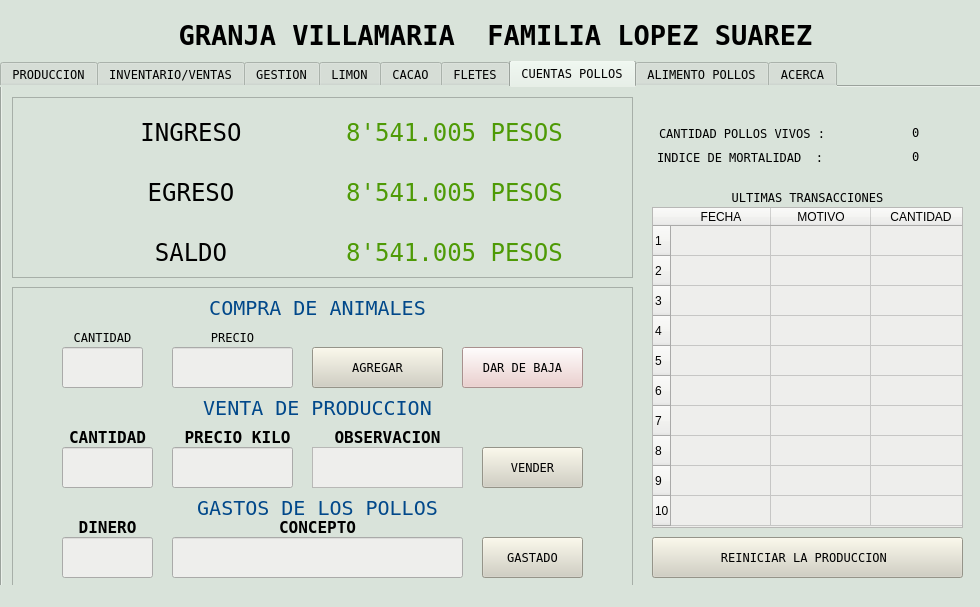
Before: the Qt Designer form interfaz_grafica/Interfaz_de_usuario.ui in joaramirezra/Huevos-familia-lopez, drawn with Qt 5.
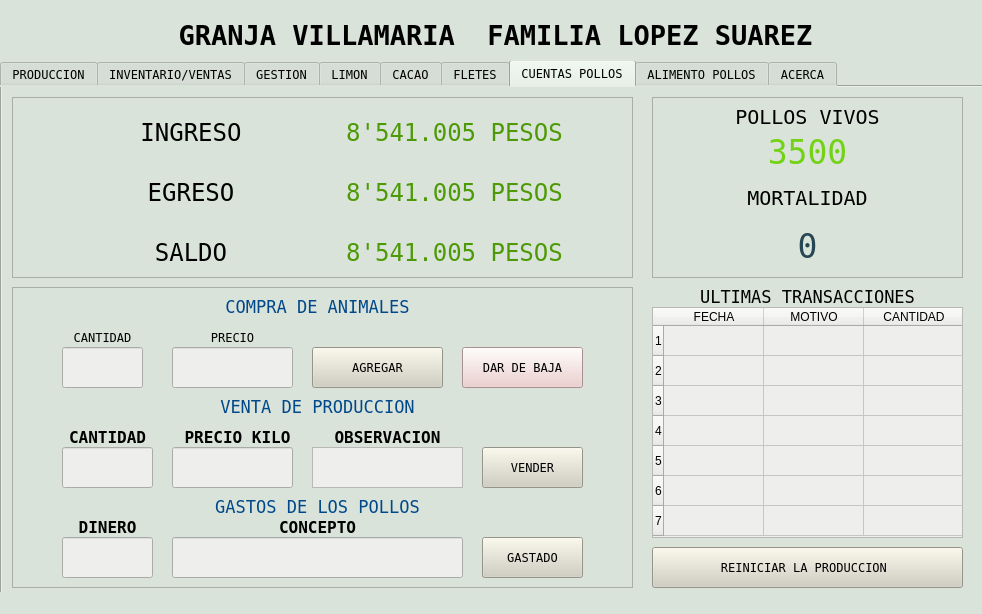
After: the same form once the commit is applied. The open tabs and pages were chosen to show the change. Custom widgets are drawn as their Qt base class.

Commit message: version 4.0 casi terminada

The edit to the form file:
```diff
--- a/interfaz_grafica/Interfaz_de_usuario.ui
+++ b/interfaz_grafica/Interfaz_de_usuario.ui
@@ -6,8 +6,8 @@
    <rect>
     <x>0</x>
     <y>0</y>
-    <width>980</width>
-    <height>607</height>
+    <width>982</width>
+    <height>614</height>
    </rect>
   </property>
   <property name="windowTitle">
@@ -5859,83 +5859,11 @@
      <attribute name="title">
       <string>CUENTAS POLLOS</string>
      </attribute>
-     <widget class="QLabel" name="label_80">
-      <property name="geometry">
-       <rect>
-        <x>657</x>
-        <y>36</y>
-        <width>211</width>
-        <height>20</height>
-       </rect>
-      </property>
-      <property name="font">
-       <font>
-        <family>Andale Mono</family>
-       </font>
-      </property>
-      <property name="text">
-       <string>CANTIDAD POLLOS VIVOS : </string>
-      </property>
-     </widget>
-     <widget class="QLabel" name="cantidad_pollos_galpon">
-      <property name="geometry">
-       <rect>
-        <x>910</x>
-        <y>36</y>
-        <width>51</width>
-        <height>18</height>
-       </rect>
-      </property>
-      <property name="font">
-       <font>
-        <family>Andale Mono</family>
-       </font>
-      </property>
-      <property name="text">
-       <string>0</string>
-      </property>
-     </widget>
-     <widget class="QLabel" name="indice_mortalidad_pollos">
-      <property name="geometry">
-       <rect>
-        <x>910</x>
-        <y>60</y>
-        <width>51</width>
-        <height>18</height>
-       </rect>
-      </property>
-      <property name="font">
-       <font>
-        <family>Andale Mono</family>
-       </font>
-      </property>
-      <property name="text">
-       <string>0</string>
-      </property>
-     </widget>
-     <widget class="QLabel" name="label_81">
-      <property name="geometry">
-       <rect>
-        <x>655</x>
-        <y>60</y>
-        <width>241</width>
-        <height>20</height>
-       </rect>
-      </property>
-      <property name="font">
-       <font>
-        <family>Andale Mono</family>
-       </font>
-      </property>
-      <property name="text">
-       <string>INDICE DE MORTALIDAD  :</string>
-      </property>
-     </widget>
      <widget class="QLabel" name="label_303">
       <property name="geometry">
        <rect>
         <x>650</x>
-        <y>100</y>
+        <y>200</y>
         <width>311</width>
         <height>21</height>
        </rect>
@@ -5943,6 +5871,7 @@
       <property name="font">
        <font>
         <family>Andale Mono</family>
+        <pointsize>13</pointsize>
        </font>
       </property>
       <property name="text">
@@ -5956,9 +5885,9 @@
       <property name="geometry">
        <rect>
         <x>650</x>
-        <y>120</y>
+        <y>220</y>
         <width>311</width>
-        <height>321</height>
+        <height>231</height>
        </rect>
       </property>
       <property name="styleSheet">
@@ -6009,21 +5938,6 @@
         <string>7</string>
        </property>
       </row>
-      <row>
-       <property name="text">
-        <string>8</string>
-       </property>
-      </row>
-      <row>
-       <property name="text">
-        <string>9</string>
-       </property>
-      </row>
-      <row>
-       <property name="text">
-        <string>10</string>
-       </property>
-      </row>
       <column>
        <property name="text">
         <string>FECHA</string>
@@ -6041,152 +5955,107 @@
       </column>
       <item row="0" column="0">
        <property name="text">
-        <string> </string>
+        <string/>
        </property>
       </item>
       <item row="0" column="1">
        <property name="text">
-        <string> </string>
+        <string/>
        </property>
       </item>
       <item row="0" column="2">
        <property name="text">
-        <string> </string>
+        <string/>
        </property>
       </item>
       <item row="1" column="0">
        <property name="text">
-        <string> </string>
+        <string/>
        </property>
       </item>
       <item row="1" column="1">
        <property name="text">
-        <string> </string>
+        <string/>
        </property>
       </item>
       <item row="1" column="2">
        <property name="text">
-        <string> </string>
+        <string/>
        </property>
       </item>
       <item row="2" column="0">
        <property name="text">
-        <string> </string>
+        <string/>
        </property>
       </item>
       <item row="2" column="1">
        <property name="text">
-        <string> </string>
+        <string/>
        </property>
       </item>
       <item row="2" column="2">
        <property name="text">
-        <string> </string>
+        <string/>
        </property>
       </item>
       <item row="3" column="0">
        <property name="text">
-        <string> </string>
+        <string/>
        </property>
       </item>
       <item row="3" column="1">
        <property name="text">
-        <string> </string>
+        <string/>
        </property>
       </item>
       <item row="3" column="2">
        <property name="text">
-        <string> </string>
+        <string/>
        </property>
       </item>
       <item row="4" column="0">
        <property name="text">
-        <string> </string>
+        <string/>
        </property>
       </item>
       <item row="4" column="1">
        <property name="text">
-        <string> </string>
+        <string/>
        </property>
       </item>
       <item row="4" column="2">
        <property name="text">
-        <string> </string>
+        <string/>
        </property>
       </item>
       <item row="5" column="0">
        <property name="text">
-        <string> </string>
+        <string/>
        </property>
       </item>
       <item row="5" column="1">
        <property name="text">
-        <string> </string>
+        <string/>
        </property>
       </item>
       <item row="5" column="2">
        <property name="text">
-        <string> </string>
+        <string/>
        </property>
       </item>
       <item row="6" column="0">
        <property name="text">
-        <string> </string>
+        <string/>
        </property>
       </item>
       <item row="6" column="1">
        <property name="text">
-        <string> </string>
+        <string/>
        </property>
       </item>
       <item row="6" column="2">
        <property name="text">
-        <string> </string>
-       </property>
-      </item>
-      <item row="7" column="0">
-       <property name="text">
-        <string>  </string>
-       </property>
-      </item>
-      <item row="7" column="1">
-       <property name="text">
-        <string> </string>
-       </property>
-      </item>
-      <item row="7" column="2">
-       <property name="text">
-        <string> </string>
-       </property>
-      </item>
-      <item row="8" column="0">
-       <property name="text">
-        <string> </string>
-       </property>
-      </item>
-      <item row="8" column="1">
-       <property name="text">
-        <string> </string>
-       </property>
-      </item>
-      <item row="8" column="2">
-       <property name="text">
-        <string> </string>
-       </property>
-      </item>
-      <item row="9" column="0">
-       <property name="text">
-        <string> </string>
-       </property>
-      </item>
-      <item row="9" column="1">
-       <property name="text">
-        <string> </string>
-       </property>
-      </item>
-      <item row="9" column="2">
-       <property name="text">
-        <string> </string>
+        <string/>
        </property>
       </item>
      </widget>
@@ -6356,7 +6225,7 @@
       <property name="geometry">
        <rect>
         <x>650</x>
-        <y>450</y>
+        <y>460</y>
         <width>311</width>
         <height>41</height>
        </rect>
@@ -6617,7 +6486,7 @@
        <property name="font">
         <font>
          <family>Andale Mono</family>
-         <pointsize>15</pointsize>
+         <pointsize>13</pointsize>
         </font>
        </property>
        <property name="styleSheet">
@@ -6758,7 +6627,7 @@
        <property name="font">
         <font>
          <family>Andale Mono</family>
-         <pointsize>15</pointsize>
+         <pointsize>13</pointsize>
         </font>
        </property>
        <property name="styleSheet">
@@ -6807,7 +6676,7 @@
        <property name="font">
         <font>
          <family>Andale Mono</family>
-         <pointsize>15</pointsize>
+         <pointsize>13</pointsize>
         </font>
        </property>
        <property name="styleSheet">
@@ -6842,6 +6711,121 @@
       <zorder>cantidad_kilos__pollos</zorder>
       <zorder>cantidad_cupo_8</zorder>
      </widget>
+     <widget class="QFrame" name="frame_15">
+      <property name="geometry">
+       <rect>
+        <x>650</x>
+        <y>10</y>
+        <width>311</width>
+        <height>181</height>
+       </rect>
+      </property>
+      <property name="frameShape">
+       <enum>QFrame::StyledPanel</enum>
+      </property>
+      <property name="frameShadow">
+       <enum>QFrame::Raised</enum>
+      </property>
+      <widget class="QLabel" name="indice_mortalidad_pollos">
+       <property name="geometry">
+        <rect>
+         <x>10</x>
+         <y>129</y>
+         <width>291</width>
+         <height>41</height>
+        </rect>
+       </property>
+       <property name="font">
+        <font>
+         <family>Andale Mono</family>
+         <pointsize>25</pointsize>
+        </font>
+       </property>
+       <property name="styleSheet">
+        <string notr="true">color: rgb(38, 70, 83);</string>
+       </property>
+       <property name="text">
+        <string>0</string>
+       </property>
+       <property name="alignment">
+        <set>Qt::AlignCenter</set>
+       </property>
+      </widget>
+      <widget class="QLabel" name="label_81">
+       <property name="geometry">
+        <rect>
+         <x>10</x>
+         <y>90</y>
+         <width>291</width>
+         <height>21</height>
+        </rect>
+       </property>
+       <property name="font">
+        <font>
+         <family>Andale Mono</family>
+         <pointsize>15</pointsize>
+        </font>
+       </property>
+       <property name="text">
+        <string>MORTALIDAD</string>
+       </property>
+       <property name="alignment">
+        <set>Qt::AlignCenter</set>
+       </property>
+      </widget>
+      <widget class="QLabel" name="label_80">
+       <property name="geometry">
+        <rect>
+         <x>10</x>
+         <y>10</y>
+         <width>291</width>
+         <height>20</height>
+        </rect>
+       </property>
+       <property name="font">
+        <font>
+         <family>Andale Mono</family>
+         <pointsize>15</pointsize>
+        </font>
+       </property>
+       <property name="text">
+        <string>POLLOS VIVOS</string>
+       </property>
+       <property name="alignment">
+        <set>Qt::AlignCenter</set>
+       </property>
+      </widget>
+      <widget class="QLabel" name="cantidad_pollos_galpon">
+       <property name="geometry">
+        <rect>
+         <x>10</x>
+         <y>30</y>
+         <width>291</width>
+         <height>51</height>
+        </rect>
+       </property>
+       <property name="font">
+        <font>
+         <family>Andale Mono</family>
+         <pointsize>25</pointsize>
+        </font>
+       </property>
+       <property name="styleSheet">
+        <string notr="true">color: rgb(115, 210, 22);</string>
+       </property>
+       <property name="text">
+        <string>3500</string>
+       </property>
+       <property name="alignment">
+        <set>Qt::AlignCenter</set>
+       </property>
+      </widget>
+      <zorder>label_80</zorder>
+      <zorder>indice_mortalidad_pollos</zorder>
+      <zorder>label_81</zorder>
+      <zorder>cantidad_pollos_galpon</zorder>
+     </widget>
+     <zorder>frame_15</zorder>
      <zorder>frame_6</zorder>
      <zorder>label_80</zorder>
      <zorder>cantidad_pollos_galpon</zorder>
```
Left out of the diff: 512 changed lines with no effect on the pictures. The commit also changes 2 other files.
